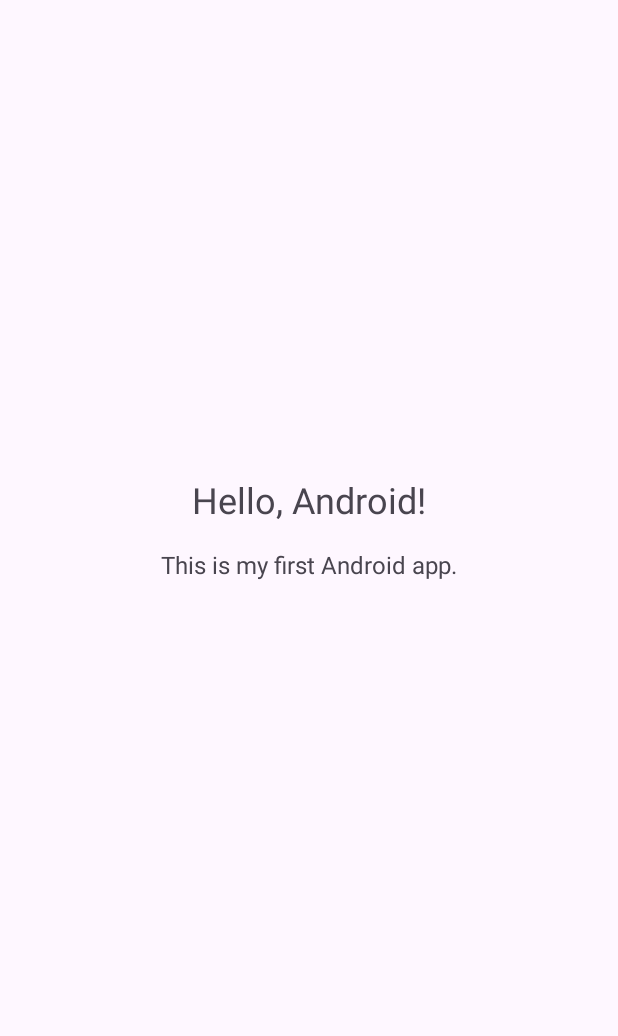
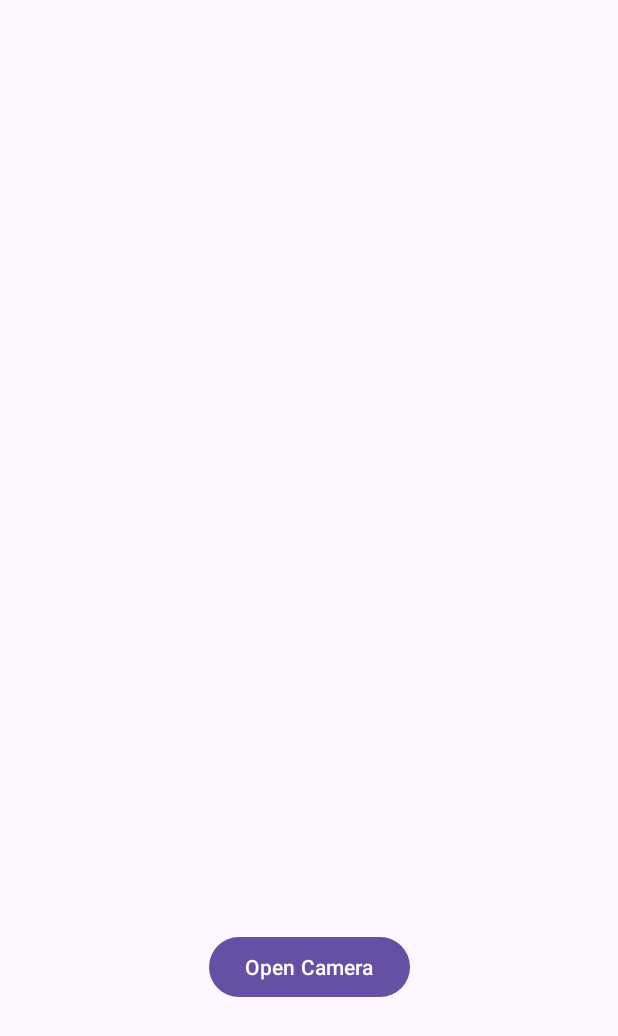
Before and after one commit to ssy-bbh/VisionVoice_demo, an Android app: the screen it shows after launch (MainActivity), on a phone screen of 412 x 824 dp. Shown: the top 1036 px of the screen. Run offline under Robolectric (Android 15) with nearby library versions, the phone set to English and light mode, and no system bars.

Commit message:
截止调用相机和拍照功能

```diff
--- a/app/src/main/AndroidManifest.xml
+++ b/app/src/main/AndroidManifest.xml
@@ -1,6 +1,11 @@
 <?xml version="1.0" encoding="utf-8"?>
 <manifest xmlns:android="http://schemas.android.com/apk/res/android"
     xmlns:tools="http://schemas.android.com/tools">
+
+    <uses-feature
+        android:name="android.hardware.camera"
+        android:required="false" />
+    <uses-permission android:name="android.permission.CAMERA" />
 
     <application
         android:allowBackup="true"
--- a/app/src/main/res/layout/activity_main.xml
+++ b/app/src/main/res/layout/activity_main.xml
@@ -7,27 +7,25 @@
     android:layout_height="match_parent"
     tools:context=".MainActivity">
 
-    <TextView
-        android:id="@+id/welcome_message"
+    <ImageView
+        android:id="@+id/imageView"
+        android:layout_width="300dp"
+        android:layout_height="300dp"
+        android:scaleType="centerCrop"
+        app:layout_constraintBottom_toTopOf="@+id/camera_button"
+        app:layout_constraintEnd_toEndOf="parent"
+        app:layout_constraintStart_toStartOf="parent"
+        app:layout_constraintTop_toTopOf="parent" />
+
+    <Button
+        android:id="@+id/camera_button"
         android:layout_width="wrap_content"
         android:layout_height="wrap_content"
-        android:text="@string/welcome_message"
-        android:textSize="24sp"
+        android:text="@string/open_camera"
         app:layout_constraintBottom_toBottomOf="parent"
         app:layout_constraintEnd_toEndOf="parent"
         app:layout_constraintStart_toStartOf="parent"
         app:layout_constraintTop_toTopOf="parent"
-        app:layout_constraintVertical_bias="0.4" />
-
-    <TextView
-        android:id="@+id/app_description"
-        android:layout_width="wrap_content"
-        android:layout_height="wrap_content"
-        android:layout_marginTop="16dp"
-        android:text="@string/app_description"
-        android:textSize="16sp"
-        app:layout_constraintEnd_toEndOf="parent"
-        app:layout_constraintStart_toStartOf="parent"
-        app:layout_constraintTop_toBottomOf="@+id/welcome_message" />
+        app:layout_constraintVertical_bias="0.8" />
 
 </androidx.constraintlayout.widget.ConstraintLayout>
--- a/app/src/main/res/values/strings.xml
+++ b/app/src/main/res/values/strings.xml
@@ -2,4 +2,5 @@
     <string name="app_name">My Application</string>
     <string name="welcome_message">Hello, Android!</string>
     <string name="app_description">This is my first Android app.</string>
+    <string name="open_camera">Open Camera</string>
 </resources>
```
Also changed, not shown: app/build.gradle.kts (+7 -0 lines), app/src/main/java/com/example/myapplication/MainActivity.java (+64 -0 lines).
